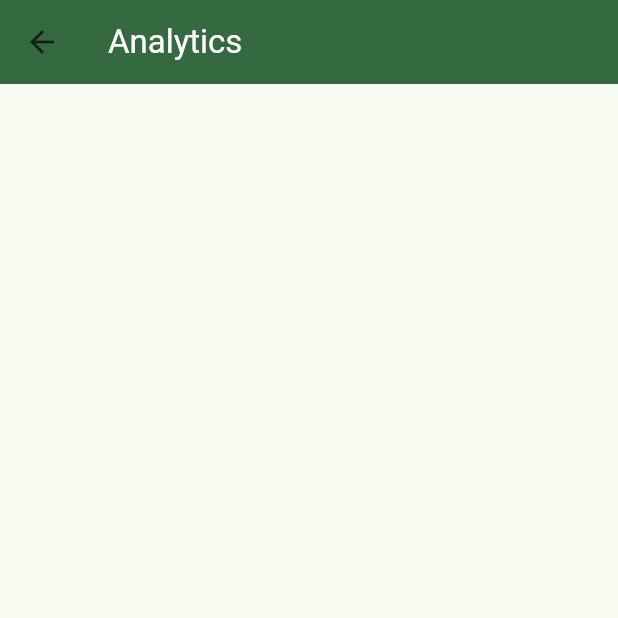
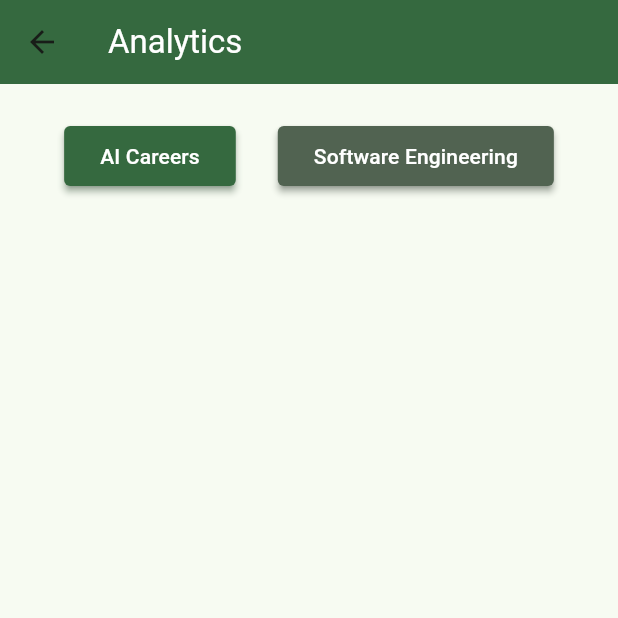
Before and after one commit to ZBramblett/Jobs-Market-and-Salaries-Application, a Flutter app: the GraphicsPageScreen screen opened directly, on a phone screen of 412 x 824 dp, the top half of it. Run offline on Flutter 3.47's test engine with Material 3 defaults, Android fonts, the phone set to English and light mode, and no system bars; our stand-ins replace firebase_auth, firebase_core, fl_chart, google_sign_in; accounts and stored records are empty.

Commit message:
Create picker buttons between data sets.

```diff
--- a/lib/view/graphics_page.dart
+++ b/lib/view/graphics_page.dart
@@ -1,3 +1,4 @@
+import 'package:finalexam_salaries/view/UI_functions.dart';
 import 'package:flutter/material.dart';
 
 class GraphicsPageScreen extends StatefulWidget {
@@ -8,6 +9,8 @@ class GraphicsPageScreen extends StatefulWidget {
 }
 
 class _GraphicsPageScreenState extends State<GraphicsPageScreen> {
+
+  String currentDataSet = 'ai';
 
   @override
   void initState() {
@@ -30,6 +33,35 @@ class _GraphicsPageScreenState extends State<GraphicsPageScreen> {
             style: TextStyle(color: Theme.of(context).colorScheme.onPrimary),
           ),
         ),
+        body: Column(
+          children: [
+            SizedBox(height: 20,),
+            Row(
+              mainAxisAlignment: MainAxisAlignment.center,
+              children: [
+                CustomButton(
+                  text: "AI Careers",
+                  style: currentDataSet == 'ai' ? 'primary' : 'secondary',
+                  onPressed: () {
+                    setState(() {
+                      currentDataSet = 'ai';
+                    });
+                  },
+                ),
+                SizedBox(width:20),
+                CustomButton(
+                  text: "Software Engineering",
+                  style: currentDataSet == 'se' ? 'primary' : 'secondary',
+                  onPressed: () {
+                    setState(() {
+                      currentDataSet = 'se';
+                    });
+                  }
+                ),
+              ],
+            )
+          ],
+        ),
       ),
     );
   }
```
